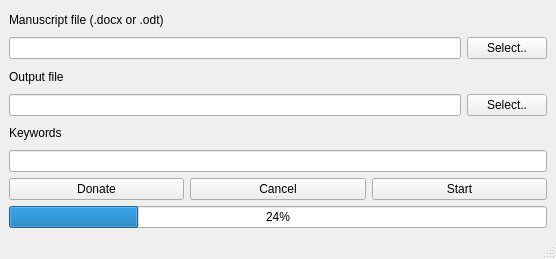
Qt form lexifinder.ui (andreaciarrocchi/lexifinder) before a commit.
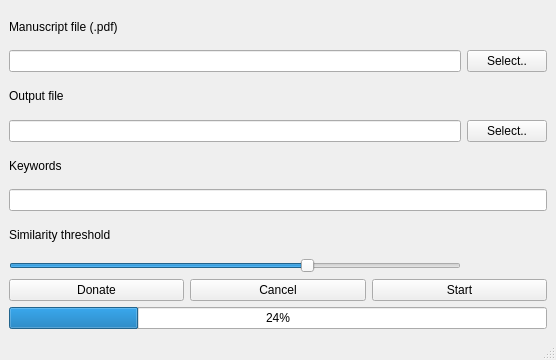
The same form after that commit.

```diff
--- a/lexifinder.ui
+++ b/lexifinder.ui
@@ -7,7 +7,7 @@
     <x>0</x>
     <y>0</y>
     <width>556</width>
-    <height>259</height>
+    <height>360</height>
    </rect>
   </property>
   <property name="windowTitle">
@@ -20,7 +20,7 @@
       <item>
        <widget class="QLabel" name="label">
         <property name="text">
-         <string>Manuscript file (.docx or .odt)</string>
+         <string>Manuscript file (.pdf)</string>
         </property>
        </widget>
       </item>
@@ -90,6 +90,58 @@
         </property>
        </widget>
       </item>
+      <item>
+       <widget class="QLabel" name="label_4">
+        <property name="text">
+         <string>Similarity threshold</string>
+        </property>
+       </widget>
+      </item>
+      <item>
+       <layout class="QHBoxLayout" name="horizontalLayout_4">
+        <item>
+         <widget class="QSlider" name="horizontalSlider">
+          <property name="minimum">
+           <number>1</number>
+          </property>
+          <property name="maximum">
+           <number>100</number>
+          </property>
+          <property name="sliderPosition">
+           <number>67</number>
+          </property>
+          <property name="orientation">
+           <enum>Qt::Orientation::Horizontal</enum>
+          </property>
+          <property name="tickInterval">
+           <number>1</number>
+          </property>
+         </widget>
+        </item>
+        <item>
+         <widget class="QLabel" name="lblValue">
+          <property name="sizePolicy">
+           <sizepolicy hsizetype="Minimum" vsizetype="Fixed">
+            <horstretch>0</horstretch>
+            <verstretch>0</verstretch>
+           </sizepolicy>
+          </property>
+          <property name="minimumSize">
+           <size>
+            <width>80</width>
+            <height>0</height>
+           </size>
+          </property>
+          <property name="text">
+           <string/>
+          </property>
+          <property name="alignment">
+           <set>Qt::AlignmentFlag::AlignCenter</set>
+          </property>
+         </widget>
+        </item>
+       </layout>
+      </item>
       <item>
        <layout class="QHBoxLayout" name="horizontalLayout_3">
         <item>
```
Left out of the diff: 2 changed lines with no effect on the pictures.
